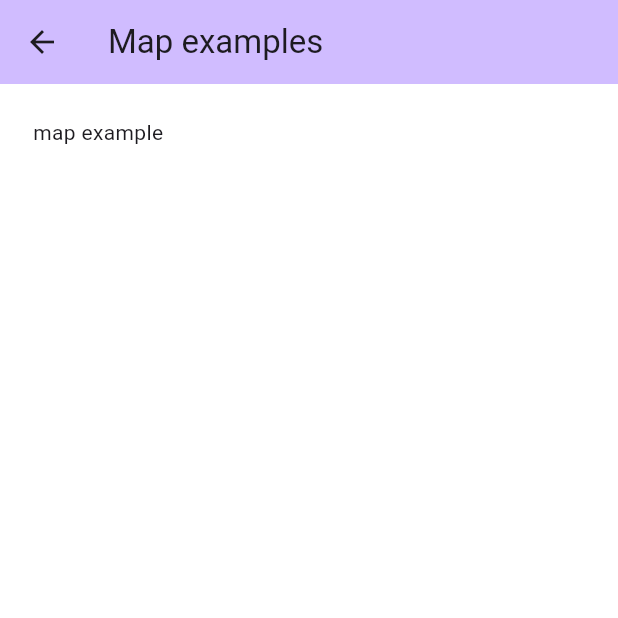
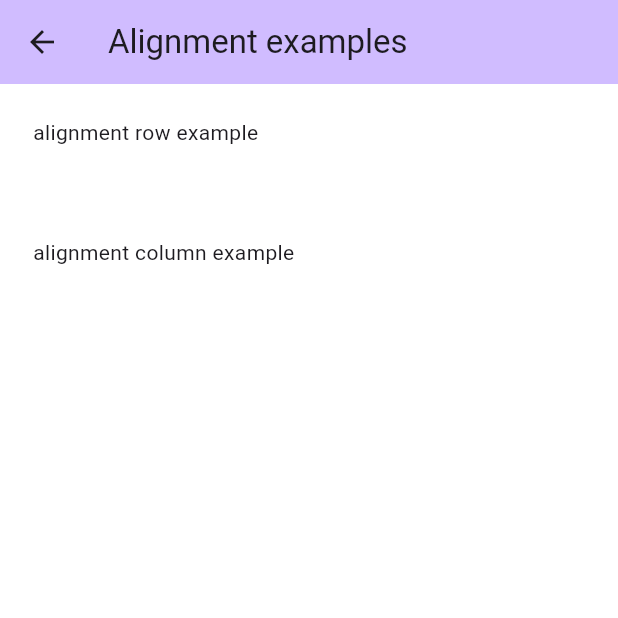
Before and after one commit to katafuchix/flutter_ui_examples, a Flutter app: the AlignmentMenuScreen screen opened directly, on a phone screen of 412 x 824 dp, the top half of it. Run offline on Flutter 3.47's test engine with Material 3 defaults, Android fonts, the phone set to English and light mode, and no system bars; our stand-ins replace google_maps_flutter, video_player; missing offline and left inert: ff_annotation_route_library.

Commit message:
alignment

```diff
--- a/lib/alignment/alignment_menu_screen.dart
+++ b/lib/alignment/alignment_menu_screen.dart
@@ -4,6 +4,7 @@ import '../base/base_stateful_widget.dart';
 import '../components/snack_bar.dart';
 import '../app.dart';
 import 'alignment_example_screen.dart';
+import 'alignment_column_example_screen.dart';
 
 class AlignmentMenuScreenResult {
   final String message;
@@ -26,7 +27,7 @@ class _AlignmentMenuScreenState extends BaseState<AlignmentMenuScreen> {
       appBar: AppBar(
         // Here we take the value from the MyHomePage object that was created by
         // the App.build method, and use it to set our appbar title.
-        title: const Text('Map examples'),
+        title: const Text('Alignment examples'),
         backgroundColor: Theme.of(context).colorScheme.inversePrimary,
       ),
       body: Center(
@@ -40,13 +41,8 @@ class _AlignmentMenuScreenState extends BaseState<AlignmentMenuScreen> {
                 child: const Column(
                   crossAxisAlignment: CrossAxisAlignment.start,
                   children: <Widget>[
-                      Text(
-                        'map example',
-                      ),
-                      Text(
-                        ' ',
-                        style: TextStyle(color: Colors.grey),
-                      )
+                    Text('alignment row example',),
+                    Text( ' ',style: TextStyle(color: Colors.grey),)
                   ],
                 ),
                 onTap: () async {
@@ -58,6 +54,27 @@ class _AlignmentMenuScreenState extends BaseState<AlignmentMenuScreen> {
                   };
                 },
               )
+            ),
+            Container(
+              margin: const EdgeInsets.all(20.0),
+              child: GestureDetector(
+                behavior: HitTestBehavior.translucent,
+                child: const Column(
+                  crossAxisAlignment: CrossAxisAlignment.start,
+                  children: <Widget>[
+                    Text('alignment column example',),
+                    Text( ' ',style: TextStyle(color: Colors.grey),)
+                  ],
+                ),
+                onTap: () async {
+                  final result = await MyNavigator.pushNamed(
+                      context, Routes.alignment_column_example,
+                      pageOpenType: PageOpenType.SLIDE);
+                  if (result is AlignmentColumnExampleScreenResult) {
+                    showInfoSnackBar(context, text: result.message);
+                  };
+                },
+              )
             )
           ],
         ),
--- a/lib/app.dart
+++ b/lib/app.dart
@@ -17,6 +17,7 @@ import 'bar/bar_menu_screen.dart';
 import 'bar/app_bar_example_screen.dart';
 import 'alignment/alignment_menu_screen.dart';
 import 'alignment/alignment_example_screen.dart';
+import 'alignment/alignment_column_example_screen.dart';
 
 class MyApp extends StatefulWidget {
   const MyApp();
@@ -78,6 +79,7 @@ class _MyAppState extends State<MyApp> {
       Routes.app_bar_example: () => AppBarExampleScreen(),
       Routes.alignment_menu: () => AlignmentMenuScreen(),
       Routes.alignment_example: () => AlignmentExampleScreen(),
+      Routes.alignment_column_example: () => AlignmentColumnExampleScreen(),
     };
   }
 }
@@ -99,6 +101,7 @@ class Routes {
   static const String app_bar_example = '/app_bar_example';
   static const String alignment_menu = '/alignment_menu';
   static const String alignment_example = '/alignment_example';
+  static const String alignment_column_example = '/alignment_column_example';
 }
 
 
```
Also changed, not shown: lib/alignment/alignment_column_example_screen.dart (added, +120 -0 lines). Lines whose indentation alone changed are shown as unchanged.
